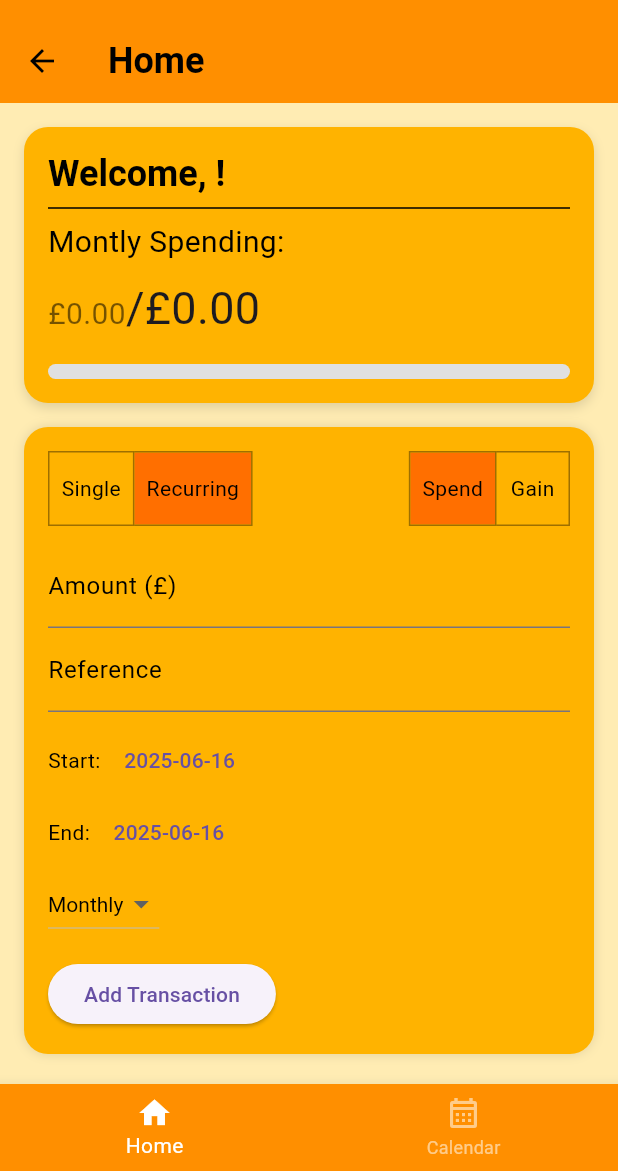
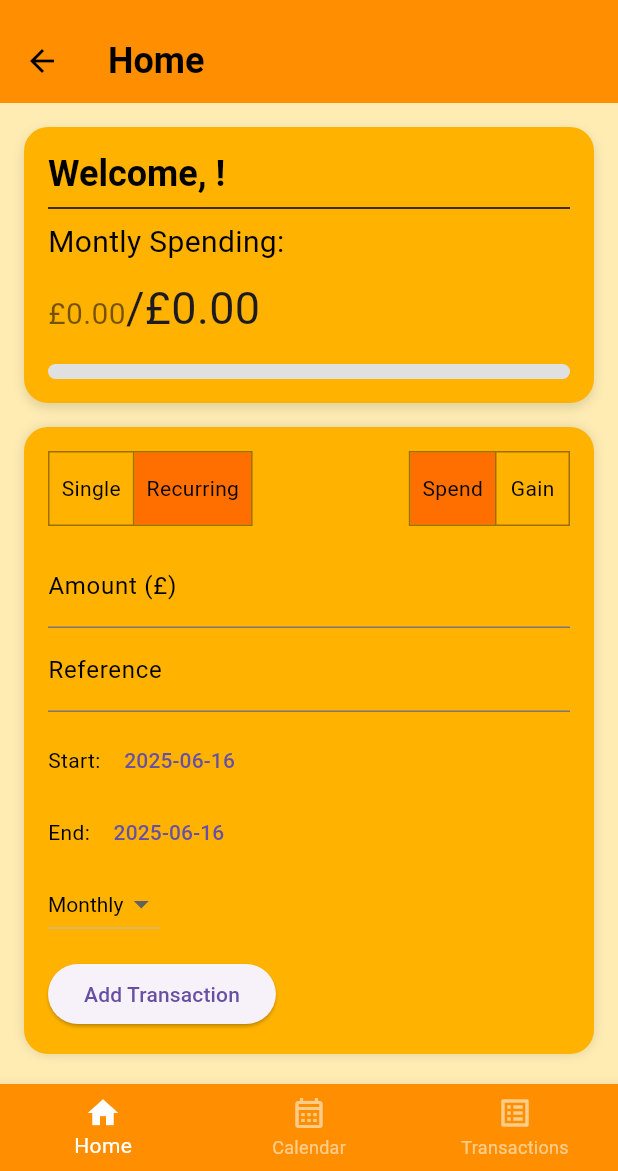
Before and after one commit to Defalt0402/Android-Finance-Tracker, a Flutter app: the MainApp screen opened by its route, after a tap on "Recurring", on a phone screen of 412 x 824 dp, the part 65-1236 px from its top. Run offline on Flutter 3.47's test engine with Material 3 defaults, Android fonts, the phone set to English and light mode, and no system bars; our stand-ins replace fl_chart, shared_preferences, sqflite, table_calendar; accounts and stored records are empty.

Commit message:
added transaction list view page. Added plus and minus symbols to transactions

```diff
--- a/finance_tracker/lib/main.dart
+++ b/finance_tracker/lib/main.dart
@@ -1,4 +1,5 @@
 import 'package:finance_tracker/page/SettingsPage.dart';
+import 'package:finance_tracker/page/TransactionHistoryPage.dart';
 import 'package:finance_tracker/service/database_service.dart';
 import 'package:flutter/material.dart';
 import 'package:shared_preferences/shared_preferences.dart';
@@ -88,6 +89,7 @@ class _MyAppState extends State<MyApp> {
         '/setup': (context) => const UserSetupPage(),
         '/main': (context) => MainApp(toggleTheme: _toggleTheme),
         '/settings': (context) => const SettingsPage(),
+        '/transactions': (context) => TransactionHistoryPage(),
       },
       navigatorObservers: [routeObserver],
       home: FutureBuilder<bool>(
@@ -125,6 +127,7 @@ class _MainAppState extends State<MainApp> {
   List<Widget> get screens => [
     HomePage(key: _homePageKey),
     CalendarPage(),
+    TransactionHistoryPage()
   ];
 
   @override
@@ -277,6 +280,7 @@ class _MainAppState extends State<MainApp> {
         items: const [
           BottomNavigationBarItem(icon: Icon(Icons.home), label: "Home"),
           BottomNavigationBarItem(icon: Icon(Icons.calendar_month_outlined), label: "Calendar"),
+          BottomNavigationBarItem(icon: Icon(Icons.list_alt_outlined), label: "Transactions"),
         ],
       ),
     );
--- a/finance_tracker/lib/page/CalendarPage.dart
+++ b/finance_tracker/lib/page/CalendarPage.dart
@@ -108,7 +108,7 @@ class _CalendarPageState extends State<CalendarPage> {
                           mainAxisSize: MainAxisSize.min,
                           children: [
                             Text(
-                              "£${txn['amount'].toStringAsFixed(2)}",
+                              "${txn['type'] == 'spend' ? '-' : '+'}£${txn['amount'].toStringAsFixed(2)}",
                               style: TextStyle(
                                 fontSize: 18,
                                 fontWeight: FontWeight.bold,
--- /dev/null
+++ b/finance_tracker/lib/page/TransactionHistoryPage.dart
@@ -0,0 +1,144 @@
+import 'package:flutter/material.dart';
+import 'package:intl/intl.dart';
+
+import 'package:finance_tracker/service/database_service.dart';
+
+class TransactionHistoryPage extends StatefulWidget {
+  @override
+  State<TransactionHistoryPage> createState() => _TransactionHistoryPageState();
+}
+
+class _TransactionHistoryPageState extends State<TransactionHistoryPage> {
+  final DatabaseService _databaseService = DatabaseService.instance;
+
+  List<Map<String, dynamic>> _pastTransactions = [];
+  List<Map<String, dynamic>> _upcomingTransactions = [];
+  bool _upcomingExpanded = false;
+
+  @override
+  void initState() {
+    super.initState();
+    _loadTransactions();
+  }
+
+  Future<void> _loadTransactions() async {
+    final past = await _databaseService.getAllPastTransactions();
+    final upcoming = await _databaseService.getUpcomingTransactions();
+
+    setState(() {
+      _pastTransactions = past;
+      _upcomingTransactions = upcoming;
+    });
+  }
+
+  double _calculateTotal(List<Map<String, dynamic>> transactions) {
+    return transactions.fold(
+      0.0,
+      (sum, txn) => sum + (txn['type'] == 'spend' ? -txn['amount'] : txn['amount']),
+    );
+  }
+
+  @override
+  Widget build(BuildContext context) {
+    final theme = Theme.of(context);
+
+    // Group past transactions by date
+    final groupedPast = <String, List<Map<String, dynamic>>>{};
+    for (final txn in _pastTransactions) {
+      final date = txn['date'];
+      groupedPast.putIfAbsent(date, () => []).add(txn);
+    }
+
+    return Scaffold(
+      backgroundColor: theme.drawerTheme.backgroundColor,
+      appBar: AppBar(title: const Text("All Transactions")),
+      body: Padding(
+        padding: const EdgeInsets.all(16),
+        child: _pastTransactions.isEmpty && _upcomingTransactions.isEmpty
+            ? const Center(child: Text("No transactions yet."))
+            : ListView(
+                children: [
+                  if (_upcomingTransactions.isNotEmpty)
+                    ExpansionTile(
+                      title: const Text(
+                        "Upcoming Payments",
+                        style: TextStyle(fontSize: 18, fontWeight: FontWeight.bold),
+                      ),
+                      initiallyExpanded: _upcomingExpanded,
+                      onExpansionChanged: (expanded) {
+                        setState(() {
+                          _upcomingExpanded = expanded;
+                        });
+                      },
+                      children: _upcomingTransactions.map((txn) {
+                        return _buildTransactionTile(txn, showDate: true);
+                      }).toList(),
+                    ),
+                  const Divider(),
+                  const SizedBox(height: 8),
+                  for (final entry in groupedPast.entries) ...[
+                    Padding(
+                      padding: const EdgeInsets.symmetric(vertical: 8),
+                      child: Column(
+                        crossAxisAlignment: CrossAxisAlignment.start,
+                        children: [
+                          Text(
+                            DateFormat.yMMMMd().format(DateTime.parse(entry.key)),
+                            style: const TextStyle(
+                              fontSize: 20,
+                              fontWeight: FontWeight.bold,
+                            ),
+                          ),
+                          const SizedBox(height: 4),
+                          Text(
+                            "Total: ${_calculateTotal(entry.value) < 0 ? '-' : '+'}£${_calculateTotal(entry.value).abs().toStringAsFixed(2)}",
+                            style: const TextStyle(fontSize: 15, fontWeight: FontWeight.w500),
+                          ),
+                        ],
+                      ),
+                    ),
+                    ...entry.value.map((txn) => _buildTransactionTile(txn)),
+                    const Divider(),
+                  ]
+                ],
+              ),
+      ),
+    );
+  }
+
+  Widget _buildTransactionTile(Map<String, dynamic> txn, {bool showDate = false}) {
+    final date = showDate
+        ? ' (${DateFormat.yMMMd().format(DateTime.parse(txn['date']))})'
+        : '';
+    return ListTile(
+      contentPadding: const EdgeInsets.symmetric(horizontal: 0),
+      title: Text(
+        "${txn['reference'] ?? 'No reference'}$date",
+        style: const TextStyle(fontSize: 18),
+      ),
+      trailing: Row(
+        mainAxisSize: MainAxisSize.min,
+        children: [
+          Text(
+            "${txn['type'] == 'spend' ? '-' : '+'}£${txn['amount'].toStringAsFixed(2)}",
+            style: TextStyle(
+              fontSize: 18,
+              fontWeight: FontWeight.bold,
+              color: txn['type'] == 'spend' ? Colors.red : Colors.green,
+            ),
+          ),
+          IconButton(
+            icon: const Icon(Icons.delete, color: Colors.red),
+            onPressed: () async {
+              final txnId = txn['id'];
+              if (txnId != null) {
+                await _databaseService.deleteTransaction(txnId);
+                _loadTransactions();
+              }
+            },
+          ),
+        ],
+      ),
+    );
+  }
+}
--- a/finance_tracker/lib/service/database_service.dart
+++ b/finance_tracker/lib/service/database_service.dart
@@ -135,6 +135,43 @@ class DatabaseService {
     return results;
   }
 
+  Future<List<Map<String, dynamic>>> getAllTransactions() async {
+    final db = await database;
+
+    return await db.query(
+      'transactions',
+      orderBy: 'date DESC, id DESC' // newest dates first, then most recent within the day
+    );
+  }
+
+  /// All transactions in descending date order
+  Future<List<Map<String, dynamic>>> getAllPastTransactions() async {
+    final db = await database;
+    final today = DateTime.now();
+    final todayStr = today.toIso8601String().split('T').first;
+
+    return await db.query(
+      'transactions',
+      where: "date <= ?",
+      whereArgs: [todayStr],
+      orderBy: "date DESC, id DESC",
+    );
+  }
+
+  /// Future-dated transactions (upcoming)
+  Future<List<Map<String, dynamic>>> getUpcomingTransactions() async {
+    final db = await database;
+    final today = DateTime.now();
+    final todayStr = today.toIso8601String().split('T').first;
+
+    return await db.query(
+      'transactions',
+      where: "date > ?",
+      whereArgs: [todayStr],
+      orderBy: "date ASC",
+    );
+  }
+
   Future<void> deleteTransaction(int id) async {
     final db = await database;
     await db.delete('transactions', where: 'id = ?', whereArgs: [id]);
```
Also changed, not shown: 1 other file.
